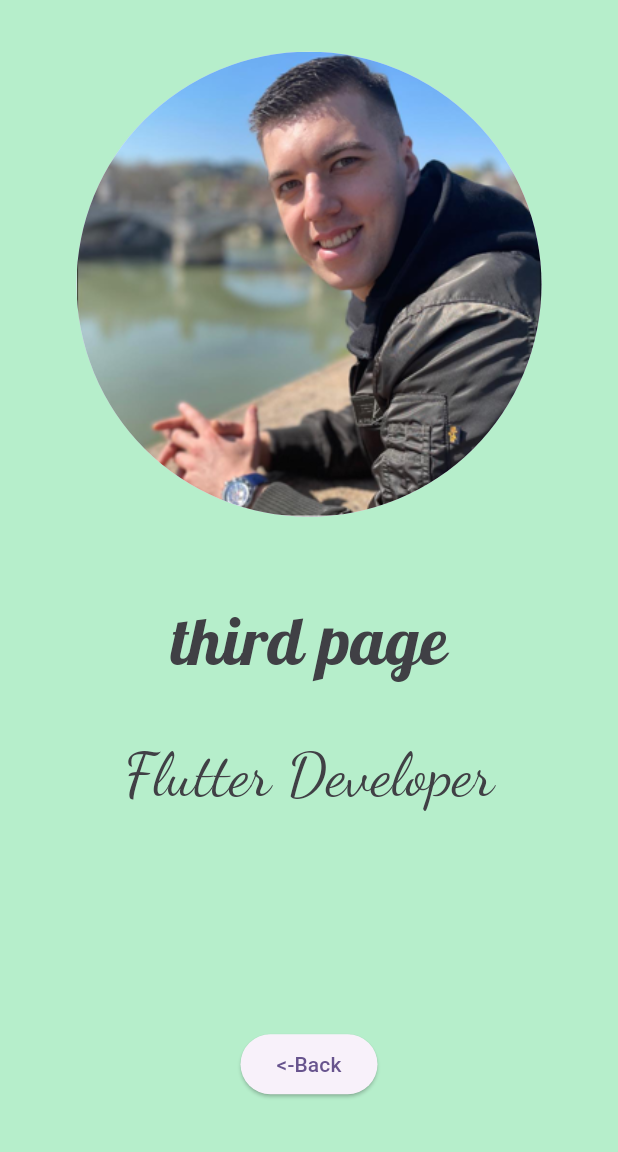
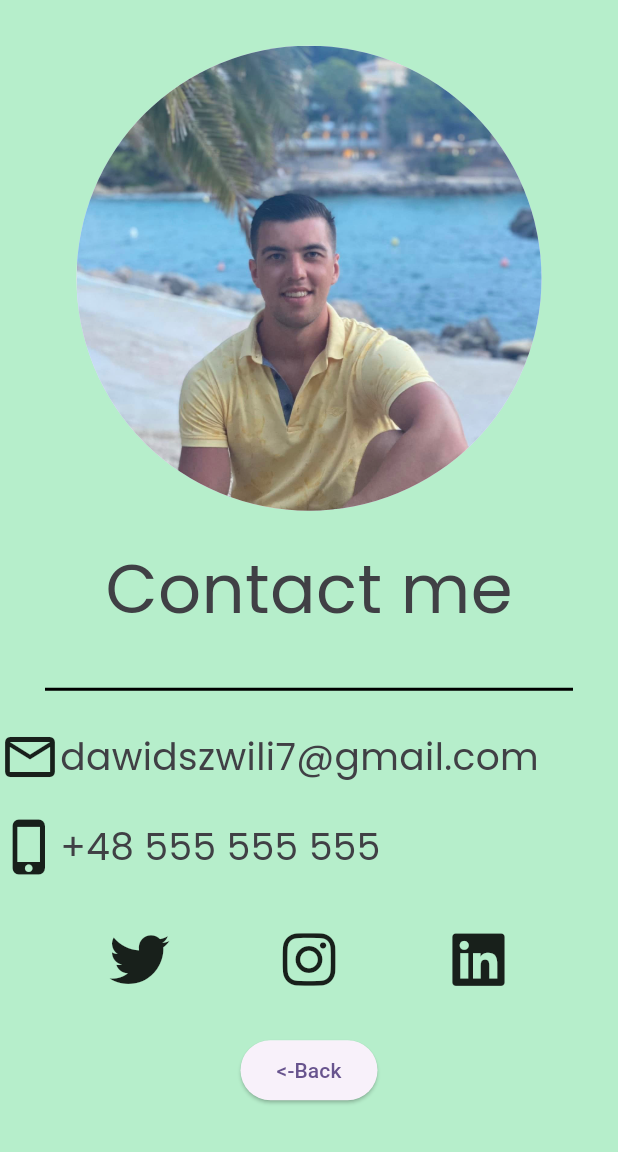
Before and after one commit to dawidszosziaszwili/get_to_know_me, a Flutter app: the ThirdPage screen opened directly, on a phone screen of 412 x 824 dp, the part 84-1236 px from its top. Run offline on Flutter 3.47's test engine with Material 2 defaults, Android fonts, the phone set to English and light mode, and no system bars; our stand-ins replace font_awesome_flutter, google_fonts.

Commit message:
Add social media icons

```diff
--- a/lib/FirstPage/first_page.dart
+++ b/lib/FirstPage/first_page.dart
@@ -12,15 +12,15 @@ class FirstPage extends StatelessWidget {
     return Scaffold(
       appBar: AppBar(
         title: const Text('GetToKnowMe'),
-        backgroundColor: Color.fromARGB(255, 119, 179, 141),
+        backgroundColor: const Color.fromARGB(255, 119, 179, 141),
       ),
-      backgroundColor: Color.fromARGB(255, 182, 238, 203),
+      backgroundColor: const Color.fromARGB(255, 182, 238, 203),
       body: Center(
         child: Column(
           mainAxisAlignment: MainAxisAlignment.center,
           children: [
             const CircleAvatar(
-              backgroundImage: AssetImage('images/image.png'),
+              backgroundImage: AssetImage('images/image4.png'),
               radius: 155,
             ),
             const SizedBox(
@@ -43,7 +43,7 @@ class FirstPage extends StatelessWidget {
                 color: const Color.fromARGB(255, 64, 64, 69),
               ),
             ),
-            SizedBox(
+            const SizedBox(
               height: 140,
             ),
             ElevatedButton(
@@ -51,7 +51,7 @@ class FirstPage extends StatelessWidget {
               onPressed: () {
                 Navigator.of(context).push(
                   MaterialPageRoute(
-                    builder: (_) => SecondPage(),
+                    builder: (_) => const SecondPage(),
                   ),
                 );
               },
--- a/lib/ThirdPage/third_page.dart
+++ b/lib/ThirdPage/third_page.dart
@@ -1,6 +1,7 @@
 import 'package:flutter/material.dart';
 import 'package:get_to_know_me/SecondPage/second_page.dart';
 import 'package:google_fonts/google_fonts.dart';
+import 'package:font_awesome_flutter/font_awesome_flutter.dart';
 
 class ThirdPage extends StatelessWidget {
   const ThirdPage({
@@ -12,39 +13,92 @@ class ThirdPage extends StatelessWidget {
     return Scaffold(
       appBar: AppBar(
         title: const Text('GetToKnowMe'),
-        backgroundColor: Color.fromARGB(255, 119, 179, 141),
+        backgroundColor: const Color.fromARGB(255, 119, 179, 141),
       ),
-      backgroundColor: Color.fromARGB(255, 182, 238, 203),
+      backgroundColor: const Color.fromARGB(255, 182, 238, 203),
       body: Center(
         child: Column(
           mainAxisAlignment: MainAxisAlignment.center,
           children: [
             const CircleAvatar(
-              backgroundImage: AssetImage('images/image.png'),
+              backgroundImage: AssetImage('images/image2.png'),
               radius: 155,
             ),
             const SizedBox(
-              height: 50,
+              height: 20,
             ),
             Text(
-              'third page',
-              style: GoogleFonts.lobster(
+              'Contact me',
+              style: GoogleFonts.poppins(
                 fontSize: 45,
                 color: const Color.fromARGB(255, 64, 64, 69),
               ),
             ),
             const SizedBox(
-              height: 30,
+              height: 10,
             ),
-            Text(
-              'Flutter Developer',
-              style: GoogleFonts.dancingScript(
-                fontSize: 40,
-                color: const Color.fromARGB(255, 64, 64, 69),
-              ),
+            const Divider(
+              height: 50,
+              color: Colors.black,
+              indent: 30,
+              endIndent: 30,
+              thickness: 2,
+            ),
+            Row(
+              children: [
+                const Icon(
+                  Icons.mail_outline,
+                  size: 40,
+                ),
+                Text(
+                  'dawidszwili7@gmail.com',
+                  style: GoogleFonts.poppins(
+                    fontSize: 25,
+                    color: const Color.fromARGB(255, 64, 64, 69),
+                  ),
+                ),
+              ],
             ),
             const SizedBox(
-              height: 140,
+              height: 20,
+            ),
+            Row(
+              children: [
+                const Icon(
+                  Icons.phone_iphone,
+                  size: 40,
+                ),
+                Text(
+                  '+48 555 555 555',
+                  style: GoogleFonts.poppins(
+                    fontSize: 25,
+                    color: const Color.fromARGB(255, 64, 64, 69),
+                  ),
+                ),
+              ],
+            ),
+            const SizedBox(
+              height: 35,
+            ),
+            const Row(
+              mainAxisAlignment: MainAxisAlignment.spaceEvenly,
+              children: [
+                Icon(
+                  FontAwesomeIcons.twitter,
+                  size: 40,
+                ),
+                Icon(
+                  FontAwesomeIcons.instagram,
+                  size: 40,
+                ),
+                Icon(
+                  FontAwesomeIcons.linkedin,
+                  size: 40,
+                ),
+              ],
+            ),
+            const SizedBox(
+              height: 30,
             ),
             ElevatedButton(
               child: const Text('<-Back'),
--- a/pubspec.yaml
+++ b/pubspec.yaml
@@ -35,6 +35,7 @@ dependencies:
   # Use with the CupertinoIcons class for iOS style icons.
   cupertino_icons: ^1.0.2
   google_fonts: ^4.0.4
+  font_awesome_flutter: ^10.4.0
 
 dev_dependencies:
   flutter_test:
```
Also changed, not shown: images/image2.png (added), pubspec.lock, 1 other file.
